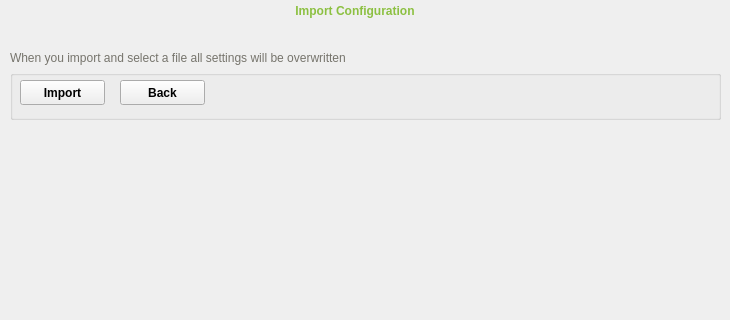
The window that src/ui/toolpage.ui (Yubico/yubikey-personalization-gui) describes before a commit, drawn with Qt 5; both pictures show x 0 to 730 and y 0 to 320 of the 730 by 650 pixel window.
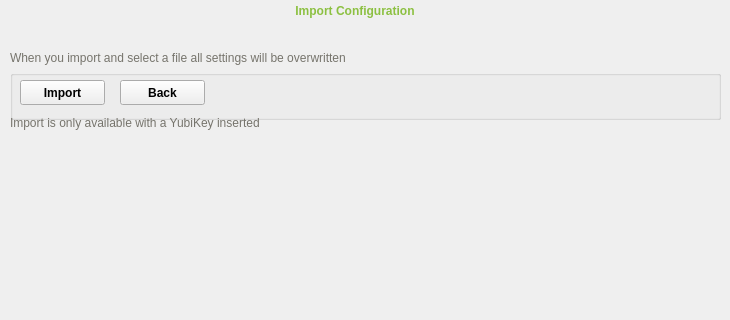
The same window after the commit. The open tabs and pages were chosen to show the change.

Commit message: disable import when no key is inserted

```diff
--- a/src/ui/toolpage.ui
+++ b/src/ui/toolpage.ui
@@ -1634,6 +1634,23 @@
      <string>When you import and select a file all settings will be overwritten</string>
     </property>
    </widget>
+   <widget class="QLabel" name="importInfoLbl">
+    <property name="geometry">
+     <rect>
+      <x>10</x>
+      <y>115</y>
+      <width>600</width>
+      <height>16</height>
+     </rect>
+    </property>
+    <property name="styleSheet">
+     <string notr="true">font-weight: normal;
+color: rgb(118, 116, 108);</string>
+    </property>
+    <property name="text">
+     <string>Import is only available with a YubiKey inserted</string>
+    </property>
+   </widget>
   </widget>
  </widget>
  <tabstops>
```
Left out of the diff: 2 changed lines with no effect on the pictures. The commit also changes 1 other file.
